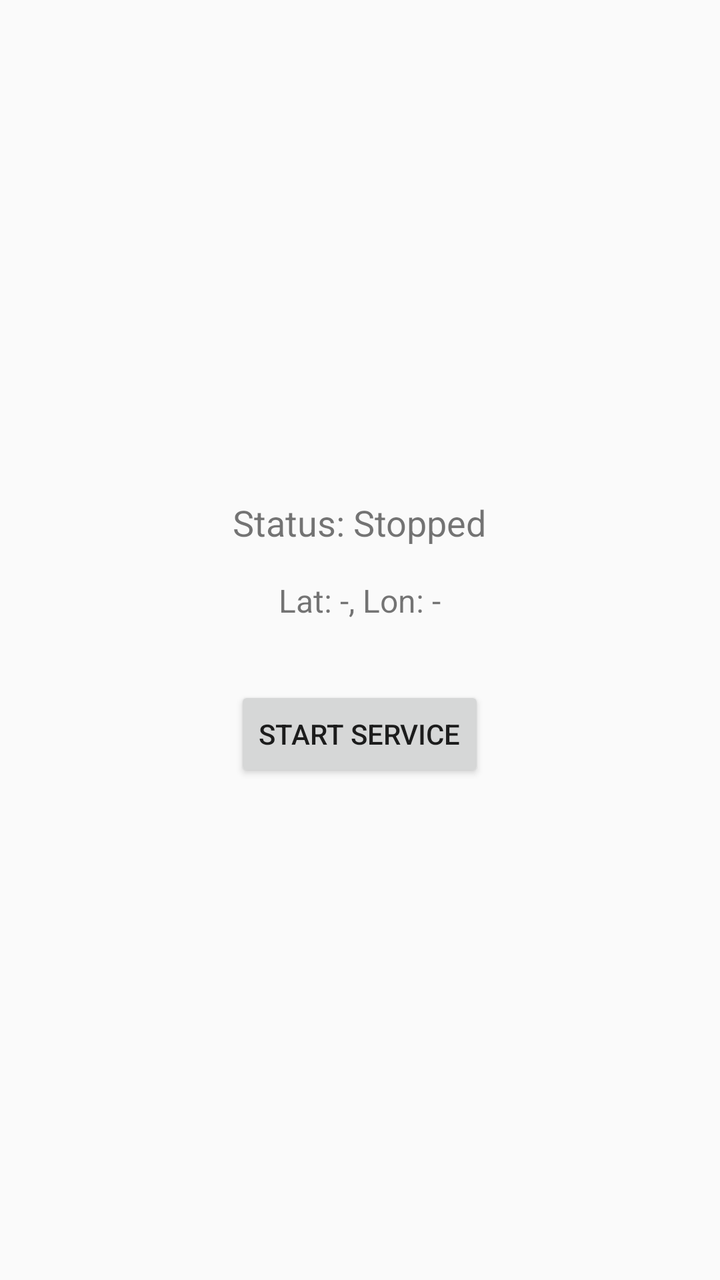
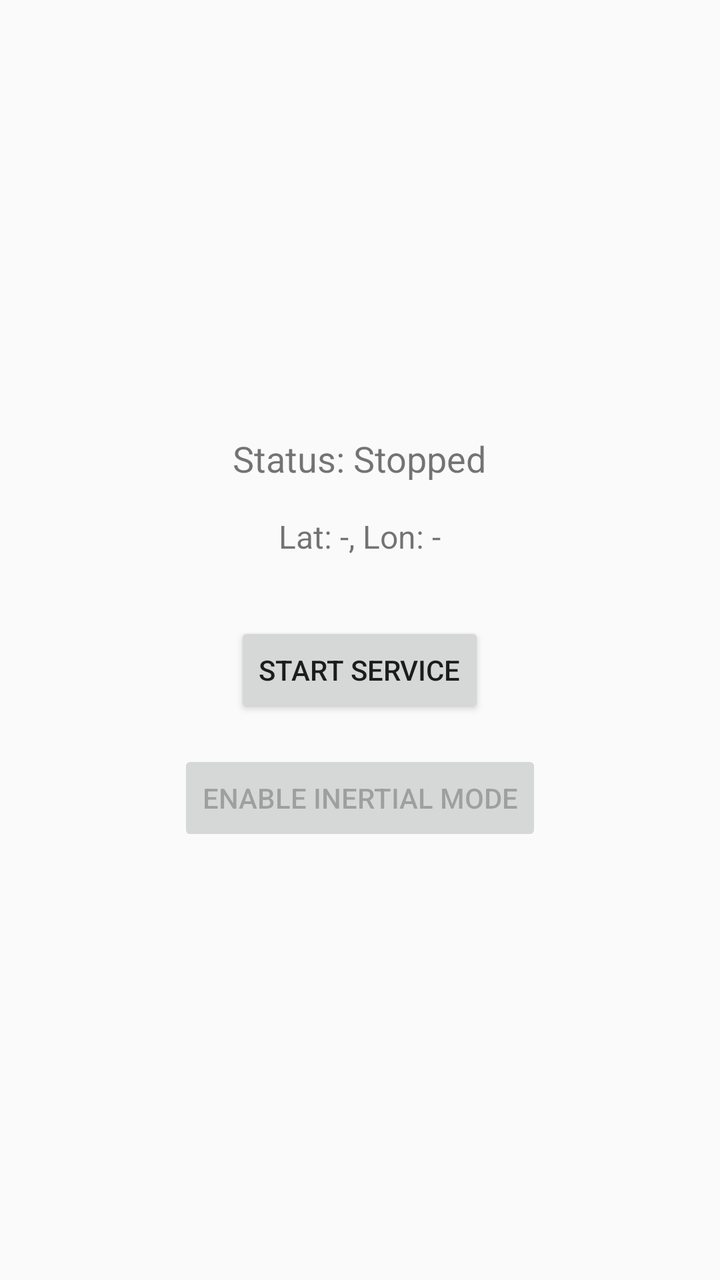

The first picture is an Android layout as it rendered before a commit; the second is the same layout after the commit. The layout source and the unified diff follow.
<!-- AndroidManifest.xml: application theme Theme.AppCompat.Light.DarkActionBar -->
<!-- res/layout/activity_main.xml -->
<?xml version="1.0" encoding="utf-8"?>
<LinearLayout xmlns:android="http://schemas.android.com/apk/res/android"
    android:layout_width="match_parent"
    android:layout_height="match_parent"
    android:orientation="vertical"
    android:padding="16dp"
    android:gravity="center">

    <TextView
        android:id="@+id/tvStatus"
        android:layout_width="wrap_content"
        android:layout_height="wrap_content"
        android:text="Status: Stopped"
        android:textSize="18sp"
        android:layout_marginBottom="16dp" />

    <TextView
        android:id="@+id/tvLocation"
        android:layout_width="wrap_content"
        android:layout_height="wrap_content"
        android:text="Lat: -, Lon: -"
        android:textSize="16sp"
        android:layout_marginBottom="32dp" />

    <Button
        android:id="@+id/btnToggle"
        android:layout_width="wrap_content"
        android:layout_height="wrap_content"
        android:text="Start Service" />

</LinearLayout>
<!-- resources referenced by this layout -->
<resources>

</resources>

<!-- the commit's change to res/layout/activity_main.xml (unified diff, before → after) -->
@@ -26,6 +26,14 @@
         android:id="@+id/btnToggle"
         android:layout_width="wrap_content"
         android:layout_height="wrap_content"
+        android:layout_marginBottom="16dp"
         android:text="Start Service" />
 
+    <Button
+        android:id="@+id/btnToggleInertial"
+        android:layout_width="wrap_content"
+        android:layout_height="wrap_content"
+        android:enabled="false"
+        android:text="Enable Inertial Mode" />
+
 </LinearLayout>
